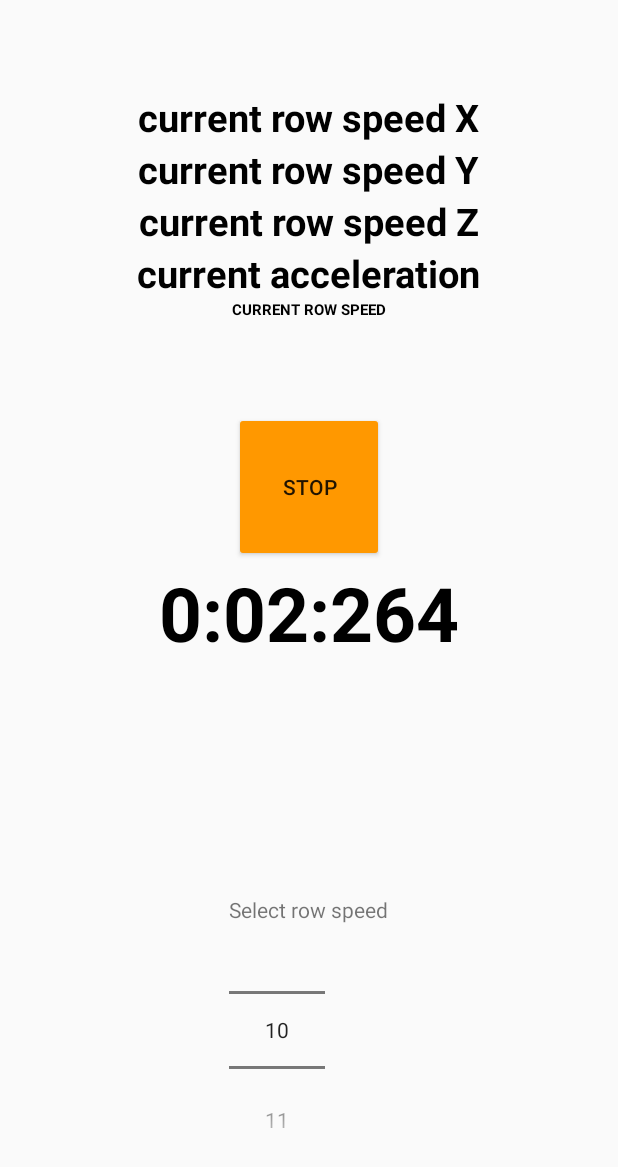
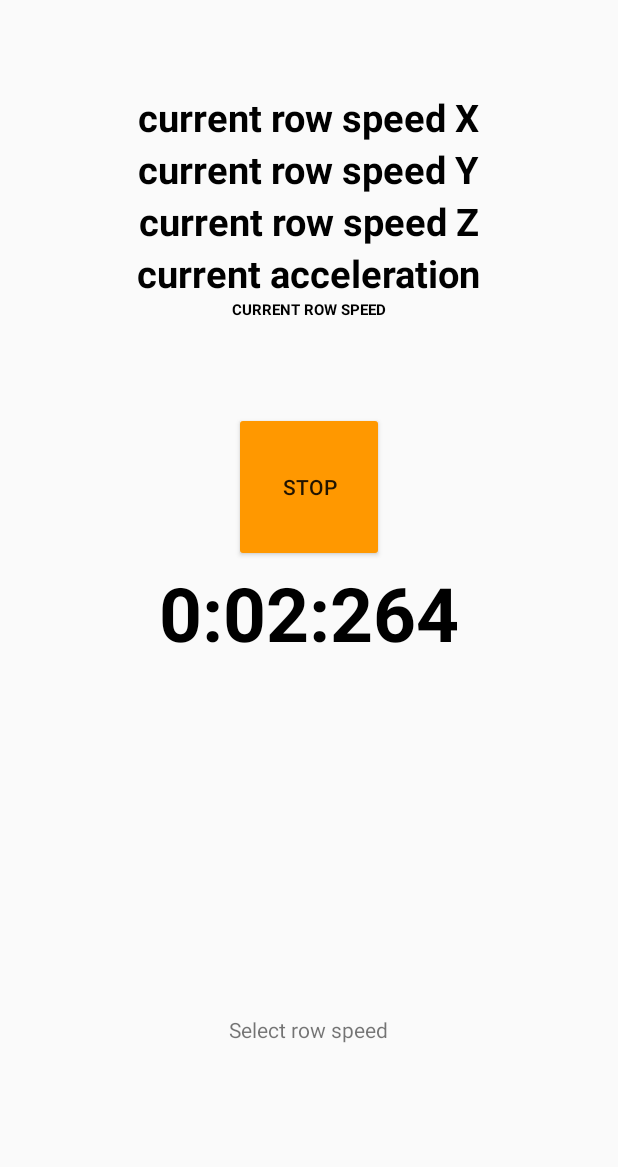
Before and after one commit to dfernandezl/TecnoRem, an Android app: the screen it shows after launch (MainActivity), after a tap on "START", on a phone screen of 412 x 824 dp. Shown: the top 1167 px of the screen. Run offline under Robolectric (Android 15) with nearby library versions, the phone set to English and light mode, and no system bars.

Commit message:
metronome speed now changes according to selected speed

```diff
--- a/app/src/main/java/cat/tecnocampus/tecnorem/MainActivity.java
+++ b/app/src/main/java/cat/tecnocampus/tecnorem/MainActivity.java
@@ -6,6 +6,7 @@ import android.hardware.Sensor;
 import android.hardware.SensorEvent;
 import android.hardware.SensorEventListener;
 import android.hardware.SensorManager;
+import android.media.MediaPlayer;
 import android.os.Bundle;
 import android.os.Handler;
 import android.os.SystemClock;
@@ -14,6 +15,9 @@ import android.view.View;
 import android.widget.Button;
 import android.widget.NumberPicker;
 import android.widget.TextView;
+
+import java.util.Timer;
+import java.util.TimerTask;
 
 public class MainActivity extends Activity implements SensorEventListener {
 
@@ -35,12 +39,18 @@ public class MainActivity extends Activity implements SensorEventListener {
 
     private static final String TAG = "MyActivity";
 
-    private TextView timer;
+    private TextView chrono;
     private Button btStartPause;
+    private NumberPicker npRowSpeed;
     private long millisecondTime, startTime, timeBuff, updateTime = 0L;
     private Handler handler;
     private int seconds, minutes, milliseconds;
     private boolean timeRunning = false;
+
+    private Timer timer;
+    private MediaPlayer mp;
+    private TimerTask tone;
+    private int periodTime = 6000;
 
     @Override
     protected void onCreate(Bundle savedInstanceState) {
@@ -48,14 +58,14 @@ public class MainActivity extends Activity implements SensorEventListener {
         setContentView(R.layout.activity_main);
         initializeViews();
 
-        NumberPicker npRowSpeed = findViewById(R.id.npRowSpeed);
+        npRowSpeed = findViewById(R.id.npRowSpeed);
 
         npRowSpeed.setMinValue(10);
         npRowSpeed.setMaxValue(60);
         npRowSpeed.setWrapSelectorWheel(false);
         npRowSpeed.setOnValueChangedListener(onValueChangeListener);
 
-        timer = (TextView)findViewById(R.id.txtTimer);
+        chrono = (TextView)findViewById(R.id.txtTimer);
         btStartPause = (Button)findViewById(R.id.btStartPause);
 
         handler = new Handler();
@@ -100,6 +110,12 @@ public class MainActivity extends Activity implements SensorEventListener {
         timeRunning = false;
         btStartPause.setText("START");
         displayCleanValues();
+        mp.stop();
+        tone.cancel();
+        mp.release();
+        timer.cancel();
+
+        npRowSpeed.setVisibility(View.VISIBLE);
     }
 
     public void startRegister(){
@@ -108,6 +124,19 @@ public class MainActivity extends Activity implements SensorEventListener {
         sensorManager.registerListener(this, accelerometer,12000);
         timeRunning = true;
         btStartPause.setText("STOP");
+
+        npRowSpeed.setVisibility(View.GONE);
+
+        timer = new Timer("MetronomeTimer", true);
+        mp = MediaPlayer.create(this, R.raw.beep);
+        tone = new TimerTask(){
+            @Override
+            public void run(){
+                //Play sound
+                mp.start();
+            }
+        };
+        timer.scheduleAtFixedRate(tone, 0, periodTime);
     }
 
     //onResume() register the accelerometer for listening the events
@@ -128,6 +157,7 @@ public class MainActivity extends Activity implements SensorEventListener {
         public void onValueChange(NumberPicker picker, int oldVal, int newVal) {
             TextView txtRowSpeedSelector = findViewById(R.id.txtRowSpeedSelector);
             txtRowSpeedSelector.setText("Selected speed: "+newVal);
+            periodTime = (60 / newVal)*1000;
         }
     };
 
@@ -206,7 +236,7 @@ public class MainActivity extends Activity implements SensorEventListener {
             seconds = seconds % 60;
             milliseconds = (int) (updateTime % 1000);
 
-            timer.setText("" +minutes+ ":" +String.format("%02d", seconds) +":" +String.format("%03d", milliseconds));
+            chrono.setText("" +minutes+ ":" +String.format("%02d", seconds) +":" +String.format("%03d", milliseconds));
 
             handler.postDelayed(this,0);
         }
--- a/app/src/main/res/layout/activity_main.xml
+++ b/app/src/main/res/layout/activity_main.xml
@@ -101,6 +101,7 @@
 
         <NumberPicker
             android:id="@+id/npRowSpeed"
+            android:visibility="visible"
             android:layout_width="wrap_content"
             android:layout_height="wrap_content"/>
 
```
